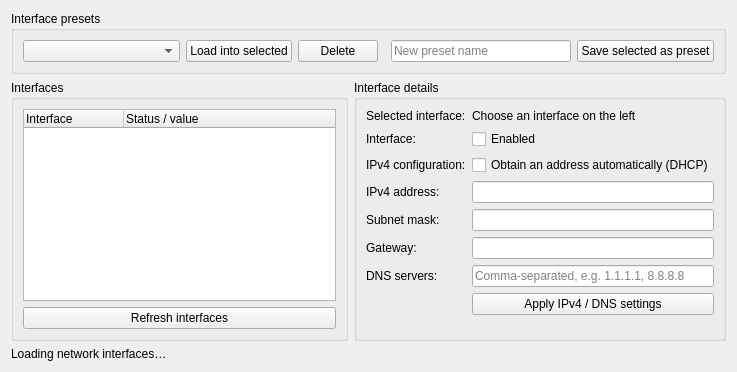
First picture: the form in Network/NetworkInterfaces.ui, repository Hitonoriol/HxToolkit, before the edit.
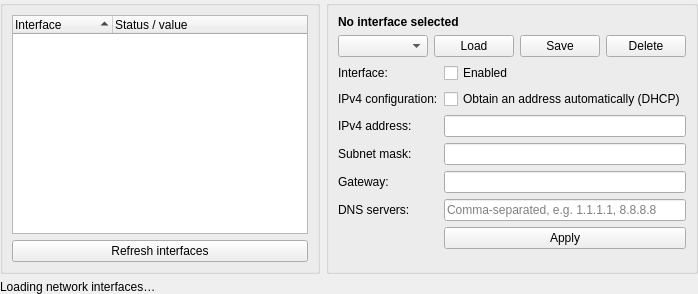
Second picture: the form after the edit.

Commit message: Network interfaces adjustments

The edit to the form file:
```diff
--- a/Network/NetworkInterfaces.ui
+++ b/Network/NetworkInterfaces.ui
@@ -3,26 +3,34 @@
  <class>NetworkInterfacesClass</class>
  <widget class="QWidget" name="NetworkInterfacesClass">
   <layout class="QVBoxLayout" name="RootLayout">
-   <item><widget class="QGroupBox" name="PresetsGroup"><property name="title"><string>Interface presets</string></property><layout class="QHBoxLayout" name="PresetLayout">
-    <item><widget class="QComboBox" name="PresetBox"><property name="sizePolicy"><sizepolicy hsizetype="Expanding" vsizetype="Fixed"><horstretch>1</horstretch><verstretch>0</verstretch></sizepolicy></property><property name="placeholderText"><string>Choose a saved preset</string></property></widget></item>
-    <item><widget class="QPushButton" name="LoadPresetButton"><property name="text"><string>Load into selected</string></property></widget></item><item><widget class="QPushButton" name="DeletePresetButton"><property name="text"><string>Delete</string></property></widget></item>
-    <item><spacer name="PresetSpacer"><property name="orientation"><enum>Qt::Horizontal</enum></property><property name="sizeType"><enum>QSizePolicy::Expanding</enum></property></spacer></item>
-    <item><widget class="QLineEdit" name="PresetNameField"><property name="minimumSize"><size><width>180</width><height>0</height></size></property><property name="placeholderText"><string>New preset name</string></property></widget></item><item><widget class="QPushButton" name="SavePresetButton"><property name="text"><string>Save selected as preset</string></property></widget></item>
-   </layout></widget></item>
+   <property name="leftMargin"><number>0</number></property>
+   <property name="topMargin"><number>0</number></property>
+   <property name="rightMargin"><number>0</number></property>
+   <property name="bottomMargin"><number>0</number></property>
    <item><layout class="QHBoxLayout" name="ContentLayout">
-    <item><widget class="QGroupBox" name="InterfacesGroup"><property name="title"><string>Interfaces</string></property><property name="minimumSize"><size><width>320</width><height>0</height></size></property><layout class="QVBoxLayout" name="InterfacesLayout">
-     <item><widget class="QTreeWidget" name="InterfacesTree"><property name="alternatingRowColors"><bool>true</bool></property><property name="verticalScrollBarPolicy"><enum>Qt::ScrollBarAsNeeded</enum></property><column><property name="text"><string>Interface</string></property></column><column><property name="text"><string>Status / value</string></property></column></widget></item>
+    <item><widget class="QGroupBox" name="InterfacesGroup"><property name="minimumSize"><size><width>320</width><height>0</height></size></property><layout class="QVBoxLayout" name="InterfacesLayout">
+     <item><widget class="QTreeWidget" name="InterfacesTree"><property name="alternatingRowColors"><bool>true</bool></property><property name="sortingEnabled"><bool>true</bool></property><property name="verticalScrollBarPolicy"><enum>Qt::ScrollBarAsNeeded</enum></property><column><property name="text"><string>Interface</string></property></column><column><property name="text"><string>Status / value</string></property></column></widget></item>
      <item><widget class="QPushButton" name="RefreshButton"><property name="text"><string>Refresh interfaces</string></property></widget></item>
     </layout></widget></item>
-    <item><widget class="QGroupBox" name="SettingsGroup"><property name="title"><string>Interface details</string></property><layout class="QFormLayout" name="SettingsLayout">
-     <item row="0" column="0"><widget class="QLabel" name="SelectedLabel"><property name="text"><string>Selected interface:</string></property></widget></item><item row="0" column="1"><widget class="QLabel" name="SelectedInterfaceLabel"><property name="text"><string>Choose an interface on the left</string></property></widget></item>
-     <item row="1" column="0"><widget class="QLabel" name="EnabledLabel"><property name="text"><string>Interface:</string></property></widget></item><item row="1" column="1"><widget class="QCheckBox" name="EnabledBox"><property name="text"><string>Enabled</string></property></widget></item>
-     <item row="2" column="0"><widget class="QLabel" name="DhcpLabel"><property name="text"><string>IPv4 configuration:</string></property></widget></item><item row="2" column="1"><widget class="QCheckBox" name="DhcpBox"><property name="text"><string>Obtain an address automatically (DHCP)</string></property></widget></item>
-     <item row="3" column="0"><widget class="QLabel" name="AddressLabel"><property name="text"><string>IPv4 address:</string></property></widget></item><item row="3" column="1"><widget class="QLineEdit" name="AddressField"/></item>
-     <item row="4" column="0"><widget class="QLabel" name="SubnetLabel"><property name="text"><string>Subnet mask:</string></property></widget></item><item row="4" column="1"><widget class="QLineEdit" name="SubnetField"/></item>
-     <item row="5" column="0"><widget class="QLabel" name="GatewayLabel"><property name="text"><string>Gateway:</string></property></widget></item><item row="5" column="1"><widget class="QLineEdit" name="GatewayField"/></item>
-     <item row="6" column="0"><widget class="QLabel" name="DnsLabel"><property name="text"><string>DNS servers:</string></property></widget></item><item row="6" column="1"><widget class="QLineEdit" name="DnsField"><property name="placeholderText"><string>Comma-separated, e.g. 1.1.1.1, 8.8.8.8</string></property></widget></item>
-     <item row="7" column="1"><widget class="QPushButton" name="ApplyButton"><property name="text"><string>Apply IPv4 / DNS settings</string></property></widget></item><item row="8" column="1"><spacer name="DetailsSpacer"><property name="orientation"><enum>Qt::Vertical</enum></property><property name="sizeType"><enum>QSizePolicy::Expanding</enum></property></spacer></item>
+    <item><widget class="QGroupBox" name="SettingsGroup"><layout class="QFormLayout" name="SettingsLayout">
+     <item row="0" column="0" colspan="2"><widget class="QLabel" name="SelectedInterfaceLabel"><property name="font"><font><weight>600</weight><bold>true</bold></font></property><property name="text"><string>No interface selected</string></property></widget></item>
+     <item row="1" column="0" colspan="2"><widget class="QWidget" name="PresetsGroup"><layout class="QHBoxLayout" name="PresetLayout">
+      <property name="leftMargin"><number>0</number></property>
+      <property name="topMargin"><number>0</number></property>
+      <property name="rightMargin"><number>0</number></property>
+      <property name="bottomMargin"><number>0</number></property>
+      <item><widget class="QComboBox" name="PresetBox"><property name="sizePolicy"><sizepolicy hsizetype="Expanding" vsizetype="Fixed"><horstretch>1</horstretch><verstretch>0</verstretch></sizepolicy></property></widget></item>
+      <item><widget class="QPushButton" name="LoadPresetButton"><property name="text"><string>Load</string></property></widget></item>
+      <item><widget class="QPushButton" name="SavePresetButton"><property name="text"><string>Save</string></property></widget></item>
+      <item><widget class="QPushButton" name="DeletePresetButton"><property name="text"><string>Delete</string></property></widget></item>
+     </layout></widget></item>
+     <item row="2" column="0"><widget class="QLabel" name="EnabledLabel"><property name="text"><string>Interface:</string></property></widget></item><item row="2" column="1"><widget class="QCheckBox" name="EnabledBox"><property name="text"><string>Enabled</string></property></widget></item>
+     <item row="3" column="0"><widget class="QLabel" name="DhcpLabel"><property name="text"><string>IPv4 configuration:</string></property></widget></item><item row="3" column="1"><widget class="QCheckBox" name="DhcpBox"><property name="text"><string>Obtain an address automatically (DHCP)</string></property></widget></item>
+     <item row="4" column="0"><widget class="QLabel" name="AddressLabel"><property name="text"><string>IPv4 address:</string></property></widget></item><item row="4" column="1"><widget class="QLineEdit" name="AddressField"/></item>
+     <item row="5" column="0"><widget class="QLabel" name="SubnetLabel"><property name="text"><string>Subnet mask:</string></property></widget></item><item row="5" column="1"><widget class="QLineEdit" name="SubnetField"/></item>
+     <item row="6" column="0"><widget class="QLabel" name="GatewayLabel"><property name="text"><string>Gateway:</string></property></widget></item><item row="6" column="1"><widget class="QLineEdit" name="GatewayField"/></item>
+     <item row="7" column="0"><widget class="QLabel" name="DnsLabel"><property name="text"><string>DNS servers:</string></property></widget></item><item row="7" column="1"><widget class="QLineEdit" name="DnsField"><property name="placeholderText"><string>Comma-separated, e.g. 1.1.1.1, 8.8.8.8</string></property></widget></item>
+     <item row="8" column="1"><widget class="QPushButton" name="ApplyButton"><property name="text"><string>Apply</string></property></widget></item><item row="9" column="1"><spacer name="DetailsSpacer"><property name="orientation"><enum>Qt::Vertical</enum></property><property name="sizeType"><enum>QSizePolicy::Expanding</enum></property></spacer></item>
     </layout></widget></item>
    </layout></item>
    <item><widget class="QLabel" name="StatusLabel"><property name="wordWrap"><bool>true</bool></property><property name="text"><string>Loading network interfaces…</string></property></widget></item>
```
The commit also changes 2 other files.
